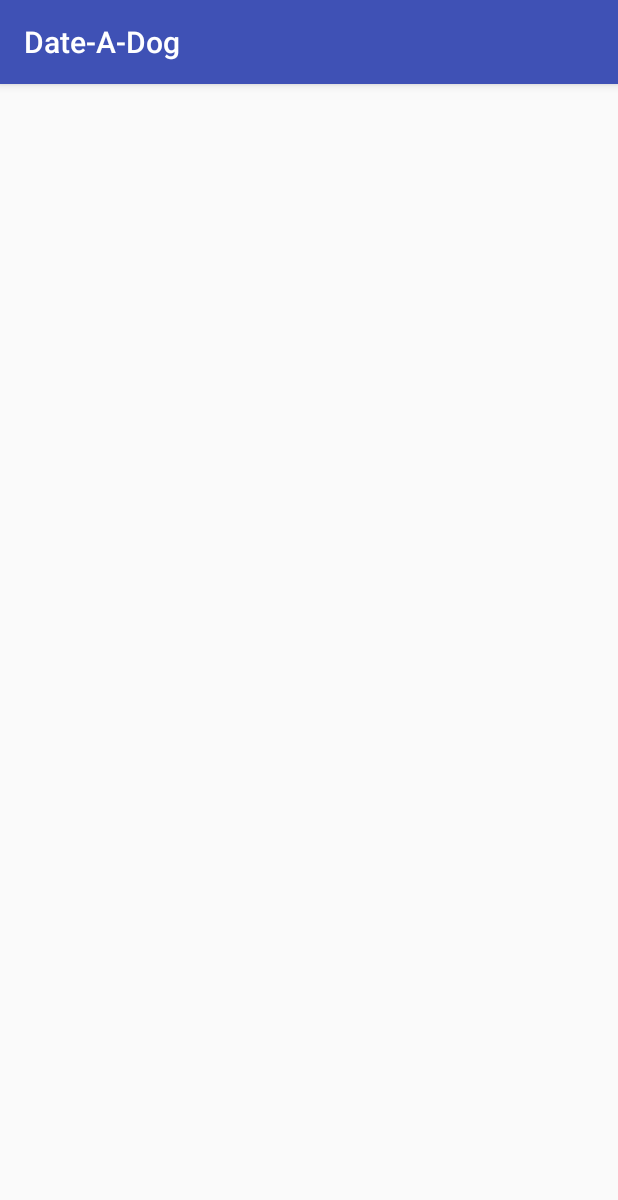
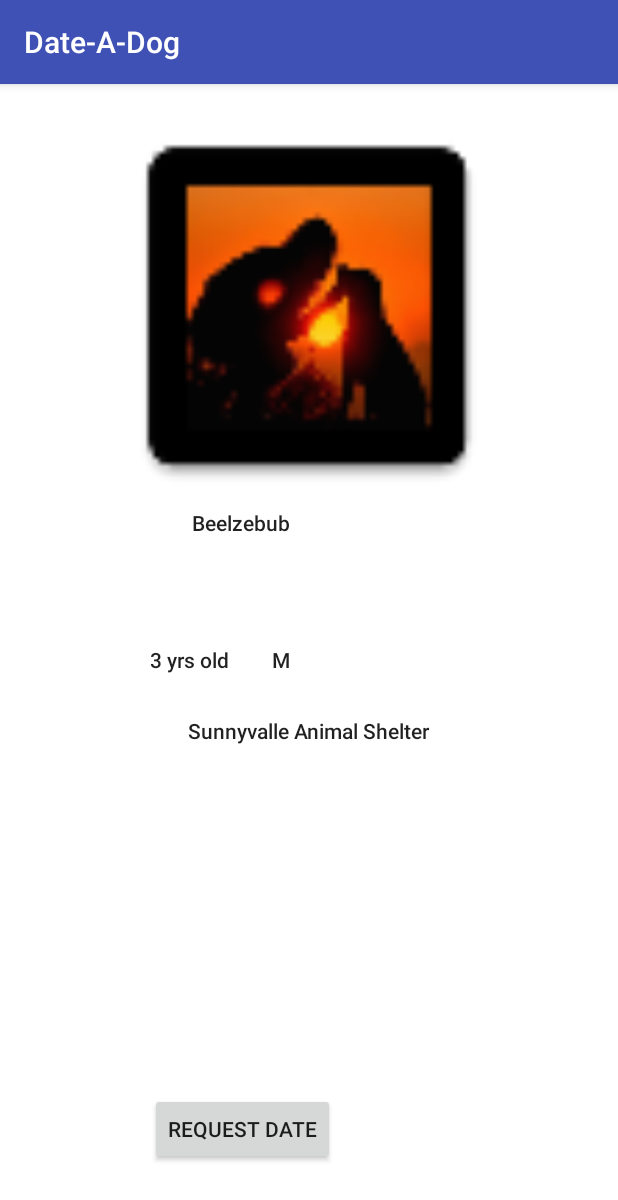
Before and after one commit to Date-A-Dog/Date-A-Dog, an Android app: the RequestDateActivity screen opened directly, with no data from a screen before it, on a phone screen of 412 x 824 dp. Shown: the top 1200 px of the screen. Run offline under Robolectric (Android 15) with nearby library versions, the light colour scheme and no system bars.

Commit message:
Add layout to request date UI

```diff
--- a/app/src/main/res/layout/activity_request_date.xml
+++ b/app/src/main/res/layout/activity_request_date.xml
@@ -1,5 +1,6 @@
 <?xml version="1.0" encoding="utf-8"?>
 <RelativeLayout xmlns:android="http://schemas.android.com/apk/res/android"
+    xmlns:app="http://schemas.android.com/apk/res-auto"
     xmlns:tools="http://schemas.android.com/tools"
     android:id="@+id/activity_request_date"
     android:layout_width="match_parent"
@@ -8,6 +9,70 @@
     android:paddingLeft="@dimen/activity_horizontal_margin"
     android:paddingRight="@dimen/activity_horizontal_margin"
     android:paddingTop="@dimen/activity_vertical_margin"
+    android:background="@android:drawable/screen_background_light">
     tools:context="dateadog.dateadog.RequestDateActivity">
 
+    <ImageView
+        android:layout_width="400px"
+        android:layout_height="400px"
+        app:srcCompat="@mipmap/dog_launcher"
+        android:id="@+id/imageView"
+        android:layout_alignParentTop="true"
+        android:layout_centerHorizontal="true" />
+
+    <TextView
+        android:text="Beelzebub"
+        android:layout_width="wrap_content"
+        android:layout_height="wrap_content"
+        android:layout_below="@+id/imageView"
+        android:layout_alignLeft="@+id/imageView"
+        android:layout_alignStart="@+id/imageView"
+        android:layout_marginLeft="55dp"
+        android:layout_marginStart="55dp"
+        android:id="@+id/textView8"
+        android:textAppearance="@style/TextAppearance.AppCompat.Body2" />
+
+    <TextView
+        android:text="3 yrs old"
+        android:layout_width="wrap_content"
+        android:layout_height="wrap_content"
+        android:layout_centerVertical="true"
+        android:layout_alignLeft="@+id/imageView"
+        android:layout_alignStart="@+id/imageView"
+        android:layout_marginLeft="27dp"
+        android:layout_marginStart="27dp"
+        android:id="@+id/textView9"
+        android:textAppearance="@style/TextAppearance.AppCompat.Body2" />
+
+    <Button
+        android:text="Request Date"
+        android:layout_width="wrap_content"
+        android:layout_height="wrap_content"
+        android:id="@+id/button2"
+        android:layout_alignParentBottom="true"
+        android:layout_alignLeft="@+id/textView9"
+        android:layout_alignStart="@+id/textView9"
+        android:layout_marginBottom="31dp"
+        style="@style/Widget.AppCompat.Button" />
+
+    <TextView
+        android:text="Sunnyvalle Animal Shelter"
+        android:layout_width="wrap_content"
+        android:layout_height="wrap_content"
+        android:id="@+id/textView11"
+        android:textAppearance="@style/TextAppearance.AppCompat.Body2"
+        android:layout_below="@+id/textView9"
+        android:layout_centerHorizontal="true"
+        android:layout_marginTop="28dp" />
+
+    <TextView
+        android:text="M"
+        android:layout_width="wrap_content"
+        android:layout_height="wrap_content"
+        android:id="@+id/textView10"
+        android:textAppearance="@style/TextAppearance.AppCompat.Body2"
+        android:layout_alignBaseline="@+id/textView9"
+        android:layout_alignBottom="@+id/textView9"
+        android:layout_alignRight="@+id/textView8"
+        android:layout_alignEnd="@+id/textView8" />
 </RelativeLayout>
```
